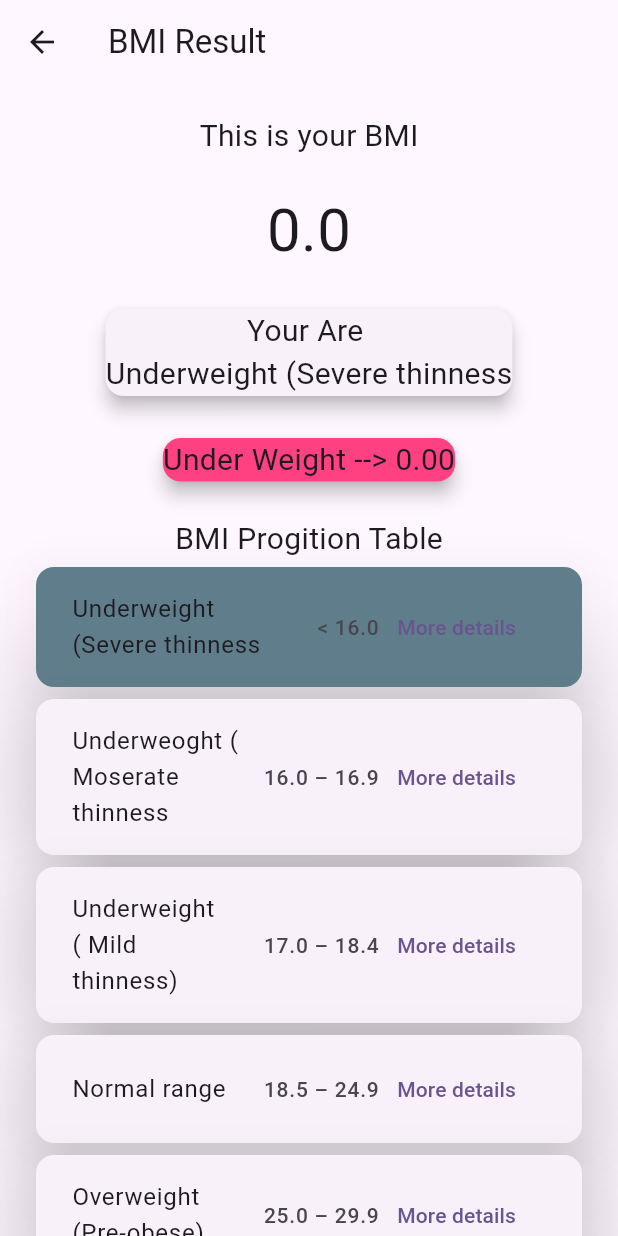
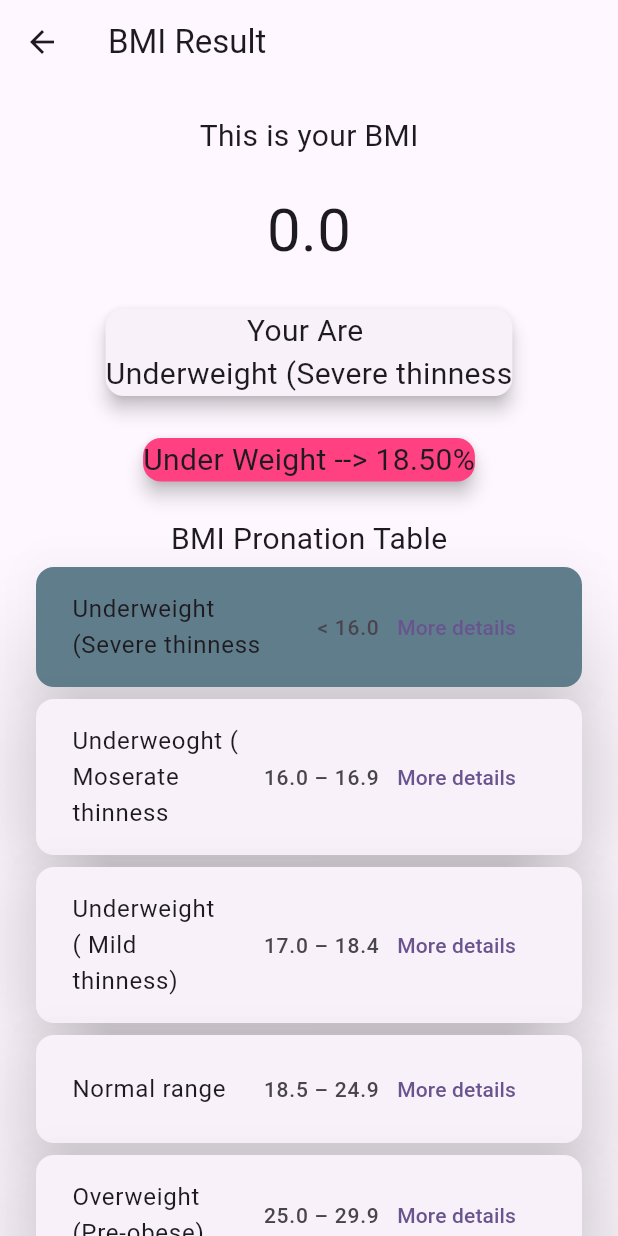
Before and after one commit to mostafijur-devs/BMI-Calculator, a Flutter app: the BmiResult screen opened directly with empty values, on a phone screen of 412 x 824 dp. Run offline on Flutter 3.47's test engine with Material 3 defaults, Android fonts, the phone set to English and light mode, and no system bars.

Commit message:
some editing

```diff
--- a/lib/bmi_result.dart
+++ b/lib/bmi_result.dart
@@ -25,12 +25,12 @@ Color? textTile (String stutas){
 
   showBmi( ){
     if( bmi > 25){
-      final overweight = weight- (25*height*height);
-      return 'Over Weight --> ${overweight.toStringAsFixed(2)}';
+      final overweight = bmi - 25;
+      return 'Over Weight --> ${overweight.toStringAsFixed(2)}%';
     }
    else if( bmi < 18.5){
-      final underweight =  (18.5*height*height) -weight;
-      return 'Under Weight --> ${underweight.toStringAsFixed(2)}';
+      final underweight =  18.5 -bmi;
+      return 'Under Weight --> ${underweight.toStringAsFixed(2)}%';
     }
    return 'normal';
   }
@@ -39,8 +39,9 @@ Color? textTile (String stutas){
   @override
   Widget build(BuildContext context) {
     return Scaffold(
+
       appBar: AppBar(
-        title: Text('BMI Result'),
+        title: const Text('BMI Result'),
       ),
       body: SingleChildScrollView(
         child: Padding(
@@ -49,30 +50,31 @@ Color? textTile (String stutas){
             mainAxisAlignment: MainAxisAlignment.center,
             children: [
 
-              Text('This is your BMI',style: TextStyle(fontSize: 20),),
-              SizedBox(height: 20,),
+              const Text('This is your BMI',style: TextStyle(fontSize: 20),),
+              const SizedBox(height: 20,),
 
-              Text('${bmi.toStringAsFixed(1)}',style: TextStyle(fontSize: 40),),
-              SizedBox(height: 20,),
+              Text(bmi.toStringAsFixed(1),style:const TextStyle(fontSize: 40),),
+              const  SizedBox(height: 20,),
 
               Card(elevation:5,
                 child: Column(
                 children: [
-                  Text('Your Are ',style: TextStyle(fontSize: 20),),
-                  Text(bmiStatus(),style: TextStyle(fontSize: 20),),
+                  const Text('Your Are ',style: TextStyle(fontSize: 20),),
+                  Text(bmiStatus(),style:const TextStyle(fontSize: 20),),
                 ],
               ),),
-              SizedBox(height: 20,),
+              const SizedBox(height: 20,),
 
-              Card(color: Colors.pinkAccent,elevation:5,child: Text(showBmi(), style: TextStyle(fontSize: 20),)),
-              SizedBox(height: 20,),
+              Card(color: Colors.pinkAccent,elevation:5,child: Text(showBmi(), style:const TextStyle(fontSize: 20),)),
+              const  SizedBox(height: 20,),
 
 
 
-              Text('BMI Progition Table', style: TextStyle(fontSize: 20),),
+              const Text('BMI Pronation Table', style: TextStyle(fontSize: 20),),
 
               Column(
                 children: [
+
                   for ( final key in bmiStatusMap.keys)
                     Card(
                       elevation:30,
@@ -85,12 +87,12 @@ Color? textTile (String stutas){
                           trailing: Row(
                             mainAxisSize: MainAxisSize.min,
                             children: [
-                              Text('${bmiStatusMap[key]}',style: TextStyle(fontSize: 14),),
+                              Text('${bmiStatusMap[key]}',style:const  TextStyle(fontSize: 14),),
                               TextButton(onPressed: (){
                                 Navigator.push(context,
-                                    MaterialPageRoute(builder: (context)=> BmiDeatils()));
+                                    MaterialPageRoute(builder: (context)=> const BmiDetails()));
                               },
-                                  child: Text('More details'))
+                                  child: const Text('More details'))
                             ],
                           ),
                         ),
@@ -117,7 +119,7 @@ final bmiStatusMap = {
 };
 
 const underWeightSever = 'Underweight (Severe thinness';
-const underWeightModerate = 'Underweoght ( Moserate thinness';
+const underWeightModerate = 'Underweight ( Moderate thinness';
 const underWeightMild = 'Underweight ( Mild thinness)';
 const normalRange = 'Normal range';
 const overWeight = 'Overweight (Pre-obese)';
--- a/lib/main.dart
+++ b/lib/main.dart
@@ -18,7 +18,7 @@ class MyApp extends StatelessWidget {
         colorScheme: ColorScheme.fromSeed(seedColor: Colors.deepPurple),
         useMaterial3: true,
       ),
-      home: BmiCalculator(),
+      home: const BmiCalculator(),
     );
   }
 }
```
Also changed, not shown: lib/bmi_calculator.dart (+10 -11 lines), lib/bmi_deatils.dart (+11 -11 lines), pubspec.lock, 3 other files.
